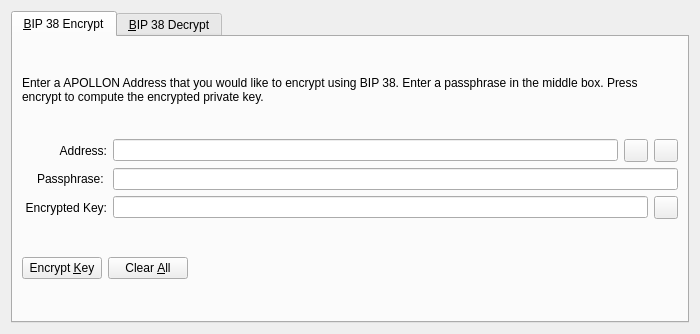
Qt form src/qt/forms/bip38tooldialog.ui (MotoAcidic/bdcash-protocol) before a commit.
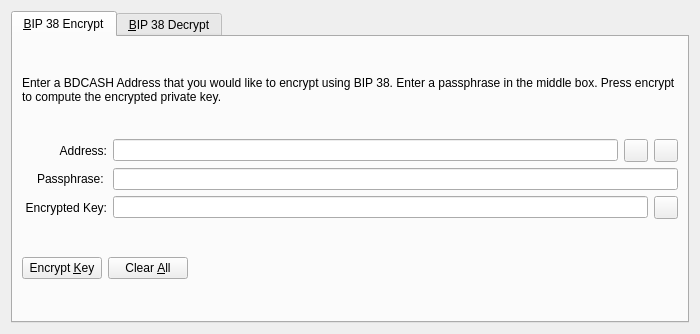
The same form after that commit. The open tabs and pages were chosen to show the change. Icons and pictures are not drawn. Custom widgets are drawn as their Qt base class.

What changed in the file:
```diff
--- a/src/qt/forms/bip38tooldialog.ui
+++ b/src/qt/forms/bip38tooldialog.ui
@@ -30,7 +30,7 @@
        <item>
         <widget class="QLabel" name="infoLabel_ENC">
          <property name="text">
-          <string>Enter a APOLLON Address that you would like to encrypt using BIP 38. Enter a passphrase in the middle box. Press encrypt to compute the encrypted private key.</string>
+          <string>Enter a BDCASH Address that you would like to encrypt using BIP 38. Enter a passphrase in the middle box. Press encrypt to compute the encrypted private key.</string>
          </property>
          <property name="textFormat">
           <enum>Qt::PlainText</enum>
```
Left out of the diff: 22 changed lines with no effect on the pictures.
